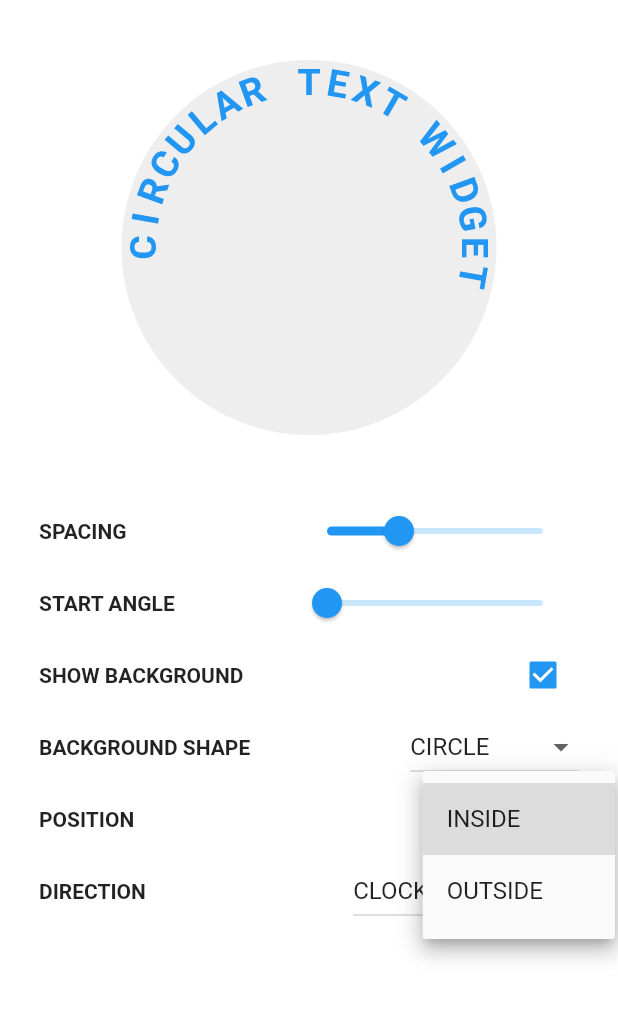
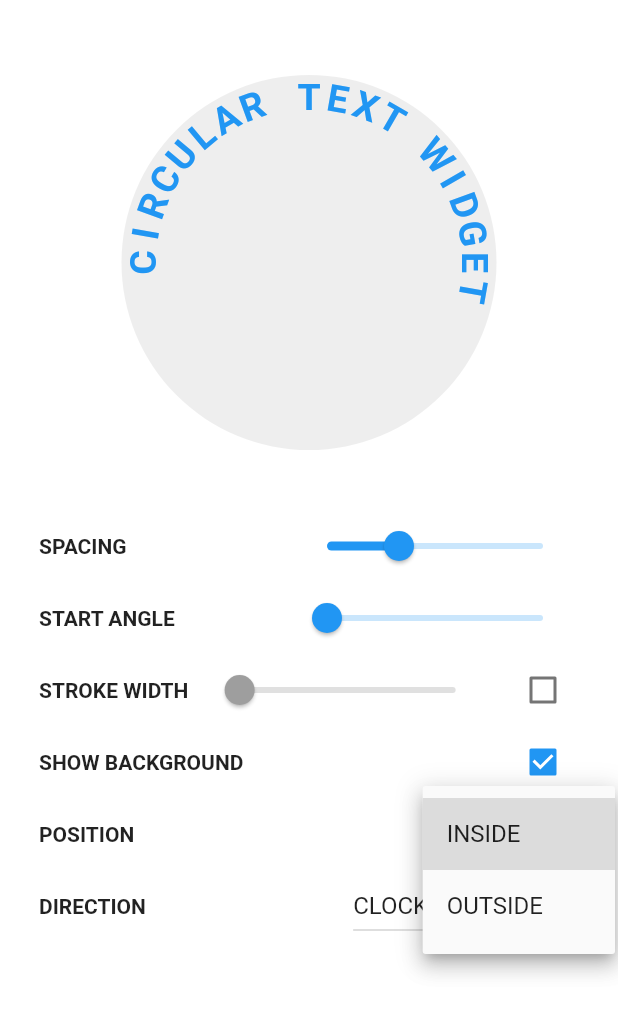
Before and after one commit to faob-dev/flutter_circular_text, a Flutter app: the screen it shows after launch, after a tap on "INSIDE", on a phone screen of 412 x 824 dp. Shown: the top 1014 px of the screen. Run offline on Flutter 3.47's test engine with Material 2 defaults, Android fonts, the phone set to English and light mode, and no system bars.

Commit message:
Added support for handling stroke width

```diff
--- a/example/lib/main.dart
+++ b/example/lib/main.dart
@@ -15,8 +15,9 @@ class CircularTextDemo extends StatefulWidget {
 class _CircularTextDemoState extends State<CircularTextDemo> {
   double _spacing = 10;
   double _startAngle = 0;
+  double _strokeWidth = 0.0;
+  bool _showStroke = false;
   bool _showBackground = true;
-  BackgroundShape _backgroundShape = BackgroundShape.circle;
   CircularTextPosition _position = CircularTextPosition.inside;
   CircularTextDirection _direction = CircularTextDirection.clockwise;
 
@@ -26,7 +27,7 @@ class _CircularTextDemoState extends State<CircularTextDemo> {
       child: Container(
         color: Colors.white,
         alignment: Alignment.center,
-        padding: EdgeInsets.only(left: 10, right: 10, top: 40, bottom: 10),
+        padding: EdgeInsets.only(left: 10, right: 10, top: 50, bottom: 10),
         child: SizedBox.fromSize(
           size: Size(360, double.infinity),
           child: Column(
@@ -39,12 +40,12 @@ class _CircularTextDemoState extends State<CircularTextDemo> {
                 flex: 1,
                 child: CustomScrollView(
                   slivers: <Widget>[
-                    buildSpacingSlider(),
-                    buildSStartAngleSlider(),
-                    buildShowBackgroundShapeCheckBox(),
-                    buildBackgroundShapeChoiceBox(),
-                    buildCircularTextPositionChoiceBox(),
-                    buildCircularTextDirectionChoiceBox(),
+                    buildSpacingPanel(),
+                    buildStartAnglePanel(),
+                    buildStrokeWidthPanel(),
+                    buildShowBackgroundShapePanel(),
+                    buildCircularTextPositionPanel(),
+                    buildCircularTextDirectionPanel(),
                   ],
                 ),
               ),
@@ -55,28 +56,34 @@ class _CircularTextDemoState extends State<CircularTextDemo> {
     );
   }
 
-  Widget buildCircularTextWidget(){
+  Widget buildCircularTextWidget() {
+    final backgroundPaint = Paint();
+    if (_showBackground) {
+      backgroundPaint..color = Colors.grey.shade200;
+      if (_showStroke) {
+        backgroundPaint
+          ..color = Colors.grey.shade200
+          ..style = PaintingStyle.stroke
+          ..strokeWidth = _strokeWidth;
+      }
+    } else {
+      backgroundPaint.color = Colors.transparent;
+    }
+
     return CircularText(
       text: "circular text widget",
       textStyle: TextStyle(
-          fontSize: 25,
-          color: Colors.blue,
-          fontWeight: FontWeight.bold
-      ),
+          fontSize: 25, color: Colors.blue, fontWeight: FontWeight.bold),
       radius: 125,
       spacing: _spacing,
       startAngle: _startAngle,
-      backgroundPaint: Paint()
-        ..color = _showBackground
-            ? Colors.grey.shade200
-            : Colors.transparent,
-      backgroundShape: _backgroundShape,
+      backgroundPaint: backgroundPaint,
       position: _position,
       direction: _direction,
     );
   }
 
-  Widget buildSpacingSlider(){
+  Widget buildSpacingPanel() {
     return SliverToBoxAdapter(
       child: Row(
         mainAxisAlignment: MainAxisAlignment.spaceBetween,
@@ -95,7 +102,7 @@ class _CircularTextDemoState extends State<CircularTextDemo> {
     );
   }
 
-  Widget buildSStartAngleSlider(){
+  Widget buildStartAnglePanel() {
     return SliverToBoxAdapter(
       child: Row(
         mainAxisAlignment: MainAxisAlignment.spaceBetween,
@@ -114,35 +121,52 @@ class _CircularTextDemoState extends State<CircularTextDemo> {
     );
   }
 
-  Widget buildBackgroundShapeChoiceBox(){
+  Widget buildStrokeWidthPanel() {
     return SliverToBoxAdapter(
       child: Row(
         mainAxisAlignment: MainAxisAlignment.spaceBetween,
         children: <Widget>[
-          Text("BACKGROUND SHAPE", style: TextStyle(fontWeight: FontWeight.bold)),
-          DropdownButton<BackgroundShape>(
-            value: _backgroundShape,
-            items: [
-              DropdownMenuItem(
-                child: Text("CIRCLE"),
-                value: BackgroundShape.circle,
-              ),
-              DropdownMenuItem(
-                child: Text("RECTANGLE"),
-                value: BackgroundShape.rectangle,
-              )
-            ],
+          Text("STROKE WIDTH", style: TextStyle(fontWeight: FontWeight.bold)),
+          Slider(
+            value: _strokeWidth,
+            min: 0,
+            max: 100,
+            onChanged: _showStroke
+                ? (value) {
+                    setState(() => _strokeWidth = value);
+                  }
+                : null,
+          ),
+          Checkbox(
+            value: _showStroke,
             onChanged: (value) {
-              setState(() => _backgroundShape = value);
+              setState(() => _showStroke = value);
             },
           )
-
         ],
       ),
     );
   }
 
-  Widget buildCircularTextPositionChoiceBox(){
+  Widget buildShowBackgroundShapePanel() {
+    return SliverToBoxAdapter(
+      child: Row(
+        mainAxisAlignment: MainAxisAlignment.spaceBetween,
+        children: <Widget>[
+          Text("SHOW BACKGROUND",
+              style: TextStyle(fontWeight: FontWeight.bold)),
+          Checkbox(
+            value: _showBackground,
+            onChanged: (value) {
+              setState(() => _showBackground = value);
+            },
+          )
+        ],
+      ),
+    );
+  }
+
+  Widget buildCircularTextPositionPanel() {
     return SliverToBoxAdapter(
       child: Row(
         mainAxisAlignment: MainAxisAlignment.spaceBetween,
@@ -169,7 +193,7 @@ class _CircularTextDemoState extends State<CircularTextDemo> {
     );
   }
 
-  Widget buildCircularTextDirectionChoiceBox(){
+  Widget buildCircularTextDirectionPanel() {
     return SliverToBoxAdapter(
       child: Row(
         mainAxisAlignment: MainAxisAlignment.spaceBetween,
@@ -195,21 +219,4 @@ class _CircularTextDemoState extends State<CircularTextDemo> {
       ),
     );
   }
-
-  Widget buildShowBackgroundShapeCheckBox(){
-    return SliverToBoxAdapter(
-      child: Row(
-        mainAxisAlignment: MainAxisAlignment.spaceBetween,
-        children: <Widget>[
-          Text("SHOW BACKGROUND", style: TextStyle(fontWeight: FontWeight.bold)),
-          Checkbox(
-            value: _showBackground,
-            onChanged: (value) {
-              setState(() => _showBackground = value);
-            },
-          )
-        ],
-      ),
-    );
-  }
 }
--- a/lib/circular_text.dart
+++ b/lib/circular_text.dart
@@ -1,4 +1,3 @@
 library circular_text;
 
-export 'circular_text/enums.dart';
 export 'circular_text/widget.dart';
--- a/lib/circular_text/enums.dart
+++ /dev/null
@@ -1,3 +0,0 @@
-enum BackgroundShape { rectangle, circle }
-enum CircularTextDirection { clockwise, anticlockwise }
-enum CircularTextPosition { outside, inside }
--- a/lib/circular_text/widget.dart
+++ b/lib/circular_text/widget.dart
@@ -1,7 +1,9 @@
 import 'dart:math';
+import 'package:flutter/material.dart';
 
-import 'package:flutter/material.dart';
-import 'package:flutter_circular_text/circular_text/enums.dart';
+enum CircularTextDirection { clockwise, anticlockwise }
+
+enum CircularTextPosition { outside, inside }
 
 class CircularText extends StatelessWidget {
   //Text
@@ -22,9 +24,6 @@ class CircularText extends StatelessWidget {
   //Background shape paint
   final Paint backgroundPaint;
 
-  //Background shape either circle or rectangle
-  final BackgroundShape backgroundShape;
-
   //Text position either outside or inside circle
   final CircularTextPosition position;
 
@@ -39,7 +38,6 @@ class CircularText extends StatelessWidget {
       this.spacing = 10,
       this.startAngle = 0,
       Paint backgroundPaint,
-      this.backgroundShape = BackgroundShape.circle,
       this.position = CircularTextPosition.inside,
       this.direction = CircularTextDirection.clockwise})
       : assert(text != null),
@@ -47,8 +45,8 @@ class CircularText extends StatelessWidget {
         assert(radius != null && radius >= 0),
         assert(spacing != null && spacing >= 0),
         assert(startAngle != null && startAngle >= 0),
-        this.backgroundPaint = backgroundPaint ?? (backgroundPaint = Paint()..color = Colors.transparent),
-        assert(backgroundShape != null),
+        this.backgroundPaint = backgroundPaint ??
+            (backgroundPaint = Paint()..color = Colors.transparent),
         assert(position != null),
         assert(direction != null),
         super(key: key);
@@ -65,7 +63,6 @@ class CircularText extends StatelessWidget {
               spacing: spacing,
               startAngle: startAngle,
               backgroundPaint: backgroundPaint,
-              backgroundShape: backgroundShape,
               position: position,
               direction: direction),
         ),
@@ -80,7 +77,6 @@ class CircularTextPainter extends CustomPainter {
   final double spacing;
   final double startAngle;
   final Paint backgroundPaint;
-  final BackgroundShape backgroundShape;
   final CircularTextPosition position;
   final CircularTextDirection direction;
 
@@ -93,7 +89,6 @@ class CircularTextPainter extends CustomPainter {
       this.spacing,
       this.startAngle,
       this.backgroundPaint,
-      this.backgroundShape,
       this.position,
       this.direction}) {
     for (final char in text.toUpperCase().split("")) {
@@ -109,12 +104,7 @@ class CircularTextPainter extends CustomPainter {
   void paint(Canvas canvas, Size size) {
     _radius = min(size.width / 2, size.height / 2);
     canvas.translate(size.width / 2, size.height / 2);
-
-    if (backgroundShape == BackgroundShape.rectangle)
-      canvas.drawRect(
-          Offset(-size.width / 2, -size.height / 2) & size, backgroundPaint);
-    else
-      canvas.drawCircle(Offset.zero, _radius, backgroundPaint);
+    canvas.drawCircle(Offset.zero, _radius, backgroundPaint);
 
     if (direction == CircularTextDirection.clockwise) {
       _paintTextClockwise(canvas, size);
@@ -124,13 +114,17 @@ class CircularTextPainter extends CustomPainter {
   }
 
   void _paintTextClockwise(Canvas canvas, Size size) {
+    bool hasStrokeStyle = backgroundPaint.style == PaintingStyle.stroke &&
+        backgroundPaint.strokeWidth > 0.0;
+
     canvas.rotate((startAngle - 90) * pi / 180);
     for (int i = 0; i < _charPainters.length; i++) {
       final tp = _charPainters[i];
       final x = -tp.width / 2;
       final y = position == CircularTextPosition.outside
-          ? -_radius - tp.height
-          : -_radius;
+          ? (-_radius - tp.height) -
+              (hasStrokeStyle ? backgroundPaint.strokeWidth / 2 : 0.0)
+          : -_radius - (hasStrokeStyle ? tp.height / 2 : 0.0);
 
       tp.paint(canvas, Offset(x, y));
       canvas.rotate(spacing * pi / 180);
@@ -138,14 +132,16 @@ class CircularTextPainter extends CustomPainter {
   }
 
   void _paintTextAntiClockwise(Canvas canvas, Size size) {
+    bool hasStrokeStyle = backgroundPaint.style == PaintingStyle.stroke &&
+        backgroundPaint.strokeWidth > 0.0;
+
     canvas.rotate((-startAngle - 270) * pi / 180);
     for (int i = 0; i < _charPainters.length; i++) {
       final tp = _charPainters[i];
-
       final x = -tp.width / 2;
       final y = position == CircularTextPosition.outside
-          ? _radius
-          : _radius - tp.height;
+          ? _radius + (hasStrokeStyle ? backgroundPaint.strokeWidth / 2 : 0.0)
+          : (_radius - tp.height) + (hasStrokeStyle ? tp.height / 2 : 0.0);
 
       tp.paint(canvas, Offset(x, y));
       canvas.rotate(-spacing * pi / 180);
@@ -159,7 +155,6 @@ class CircularTextPainter extends CustomPainter {
       oldDelegate.spacing != spacing ||
       oldDelegate.startAngle != startAngle ||
       oldDelegate.backgroundPaint != backgroundPaint ||
-      oldDelegate.backgroundShape != backgroundShape ||
       oldDelegate.position != position ||
       oldDelegate.direction != direction;
 }
--- a/pubspec.yaml
+++ b/pubspec.yaml
@@ -1,6 +1,6 @@
 name: flutter_circular_text
-description: Circular text widget
-version: 0.1.0
+description: Flutter package which places characters in a curved circular path.
+version: 0.2.0
 author: FaoB <faob.dev@gmail.com>
 homepage: https://github.com/faob-dev/flutter_circular_text
 
```
Also changed, not shown: example/pubspec.lock, 4 other files.
